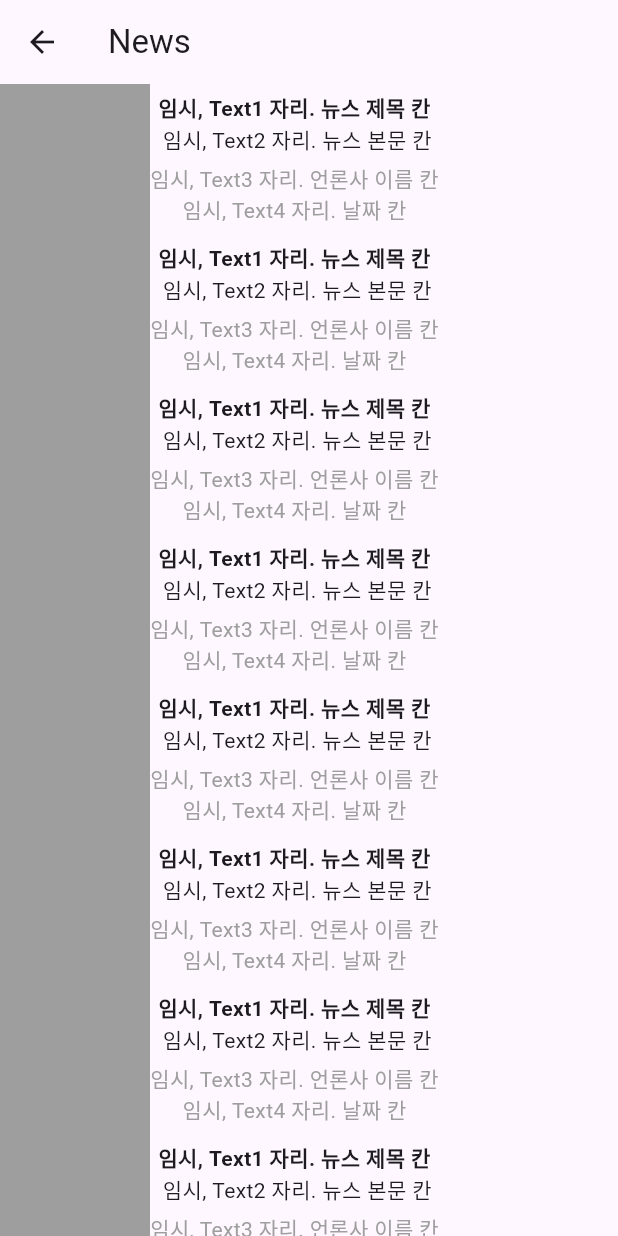
After one commit to naneunimjee/smwu_flutter_202508, a Flutter app: the NewsScreen screen opened directly, on a phone screen of 412 x 824 dp. The commit adds this screen. Run offline on Flutter 3.47's test engine with Material 3 defaults, Android fonts, the phone set to English and light mode, and no system bars; our stand-ins replace dio.

Commit message:
Refactor: news_model -> news_screen으로 이름 변경

```diff
--- a/smwu_202508/lib/screen/button_screen.dart
+++ b/smwu_202508/lib/screen/button_screen.dart
@@ -11,7 +11,7 @@ import 'package:smwu_202508/screen/image/image_practice_screen.dart';
 import 'package:smwu_202508/screen/image/image_screen.dart';
 import 'package:smwu_202508/screen/navigator/navigator_screen.dart';
 import 'package:smwu_202508/screen/network/network_screen.dart';
-import 'package:smwu_202508/screen/news/news_model.dart';
+import 'package:smwu_202508/screen/news/news_screen.dart';
 import 'package:smwu_202508/screen/row/column_row_practice_screen.dart';
 import 'package:smwu_202508/screen/row/row_practice_screen.dart';
 import 'package:smwu_202508/screen/row/row_screen.dart';
@@ -270,7 +270,7 @@ class ButtonScreen extends StatelessWidget {
 
               button(context, FutureScreen(), "Future"),
 
-              button(context, NewsModel(), "뉴스 테스트")
+              button(context, NewsScreen(), "뉴스 테스트")
 
             ],
           ),
--- /dev/null
+++ b/smwu_202508/lib/screen/news/news_screen.dart
@@ -0,0 +1,52 @@
+import 'package:flutter/material.dart';
+
+class NewsScreen extends StatefulWidget {
+  const NewsScreen({super.key});
+
+  @override
+  State<NewsScreen> createState() => _NewsScreenState();
+}
+/// api가 존재하지 않으면 UI틀 먼저 만드는 경우 많음
+
+class _NewsScreenState extends State<NewsScreen> {
+  @override
+  Widget build(BuildContext context) {
+    return Scaffold(
+      appBar: AppBar(title: Text("News")),
+      body: ListView.builder(
+        itemCount: 10,
+        itemBuilder: (BuildContext context, int index){
+
+          return Row(
+            children: [
+              Container(
+                color: Colors.grey,
+                height: 100,
+                width: 100,
+                padding: EdgeInsets.symmetric(vertical: 15)
+              ),
+              Column(
+                children: [
+                  Text( "임시, Text1 자리. 뉴스 제목 칸"  ,
+                    style: TextStyle(fontWeight: FontWeight.bold),
+                    maxLines: 1,
+                  ),
+                  Text( " 임시, Text2 자리. 뉴스 본문 칸" ,
+                    maxLines: 2,
+                  ),
+                  SizedBox(height: 5),
+                  Text( "임시, Text3 자리. 언론사 이름 칸" ,
+                    style: TextStyle(color: Colors.grey)
+                  ) ,
+                  Text( "임시, Text4 자리. 날짜 칸",
+                    style: TextStyle(color: Colors.grey)
+                  )
+                ],
+              )
+            ],
+          );
+        },
+      ),
+    );
+  }
+}
```
